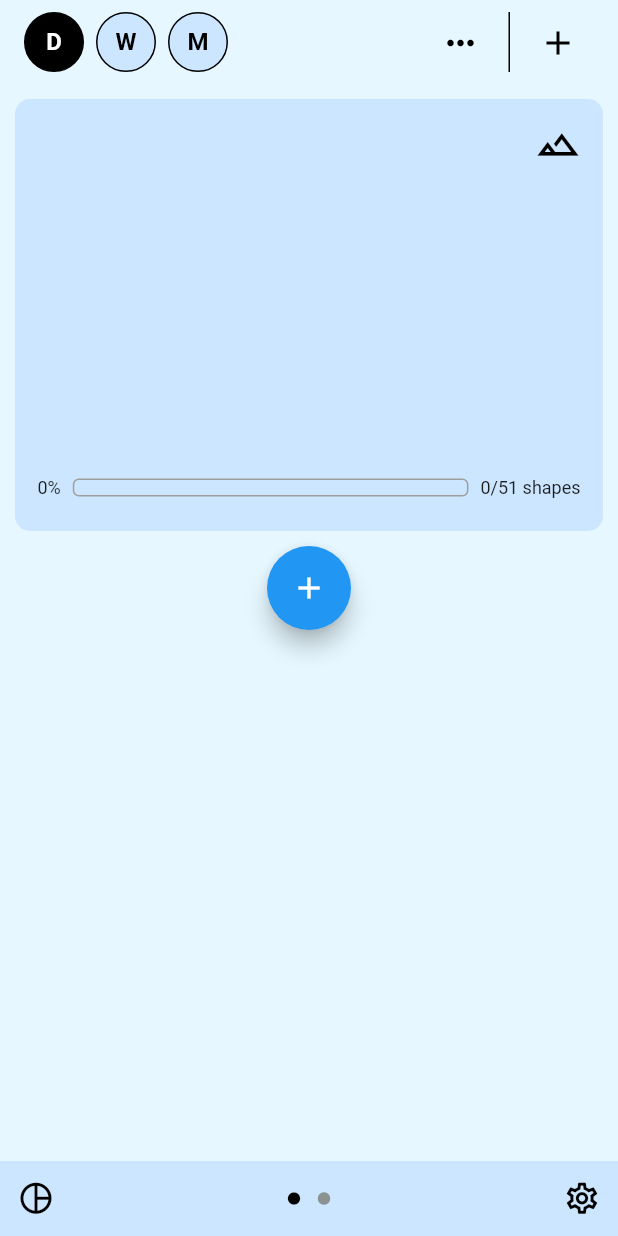
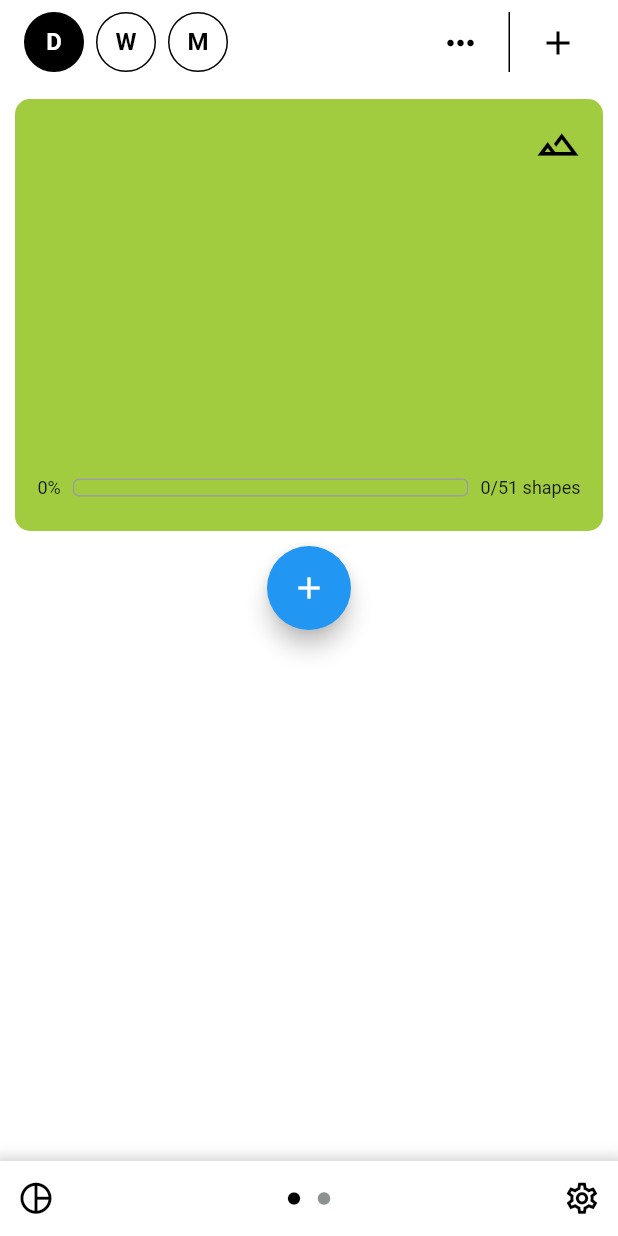
Before and after one commit to roshankern/TaskZoo, a Flutter app: the screen it shows after launch, on a phone screen of 412 x 824 dp. Run offline on Flutter 3.47's test engine with Material 2 defaults, Android fonts, the phone set to English and light mode, and no system bars; our stand-ins replace fl_chart, flutter_svg, font_awesome_flutter; missing offline and left inert: curved_progress_bar.

Commit message:
update colors

```diff
--- a/lib/main.dart
+++ b/lib/main.dart
@@ -14,14 +14,6 @@ const maxCharLimit = 20;
 const selectedColor = Colors.black;
 const lineColor = const Color(0xff8c9292);
 
-// arctic biome colors
-const backgroundColor = const Color(0xffE6F7FF);
-const unselectedColor = const Color(0xffCCE6FF);
-
-// mountain biome colors
-// const backgroundColor = const Color(0xff92ad40);
-// const unselectedColor = const Color(0xffaac94b);
-
 void main() {
   runApp(const MyApp());
 }
@@ -36,11 +28,11 @@ class MyApp extends StatelessWidget {
       title: 'TaskZoo',
       theme: ThemeData(
         //primaryColor is for items when selected
-        primaryColor: backgroundColor,
+        primaryColor: Colors.white,
         //scaffoldBackgroundColor is for the background
-        scaffoldBackgroundColor: backgroundColor,
+        scaffoldBackgroundColor: Colors.white,
         //unslectedWidgetColor is for icons when unselected
-        unselectedWidgetColor: unselectedColor,
+        unselectedWidgetColor: Color.fromARGB(255, 201, 201, 201),
         //dividerColor is for the lines
         dividerColor: lineColor,
         //IndicatorColor is for Icons
--- a/lib/pages/home_page.dart
+++ b/lib/pages/home_page.dart
@@ -94,6 +94,7 @@ class _HomePageState extends State<HomePage> {
           AnimalBuilder(
             svgPath: "assets/low_poly_curled_fox.svg",
             biomeIcon: Icons.terrain_outlined,
+            backgroundColor: Color(0xffA1CC40),
             key: _animalBuilderKey,
           ),
           FloatingActionButton(
--- a/lib/widgets/home/Appbar.dart
+++ b/lib/widgets/home/Appbar.dart
@@ -249,7 +249,7 @@ class CircleButton extends StatelessWidget {
           ),
           color: isSelected
               ? Theme.of(context).dialogBackgroundColor
-              : Theme.of(context).unselectedWidgetColor,
+              : Theme.of(context).primaryColor,
         ),
         child: Center(
           child: Text(
--- a/lib/widgets/home/Navbar.dart
+++ b/lib/widgets/home/Navbar.dart
@@ -17,12 +17,20 @@ class CustomNavBar extends StatefulWidget {
 class _CustomNavBarState extends State<CustomNavBar> {
   @override
   Widget build(BuildContext context) {
-    return Container(
-      color: Theme.of(context).unselectedWidgetColor,
-      child: SafeArea(
+    return SafeArea(
       child: Container(
         height: 50,
-          color: Theme.of(context).unselectedWidgetColor,
+        decoration: BoxDecoration(
+          color: Theme.of(context).primaryColor,
+          boxShadow: [
+            BoxShadow(
+              color: Colors.grey.withOpacity(0.5),
+              spreadRadius: 5,
+              blurRadius: 7,
+              offset: Offset(0, 3), // changes position of shadow
+            ),
+          ],
+        ),
         child: Stack(
           alignment: Alignment.center,
           children: [
@@ -81,7 +89,6 @@ class _CustomNavBarState extends State<CustomNavBar> {
           ],
         ),
       ),
-      ),
     );
   }
 }
--- a/lib/widgets/home/animal_builder.dart
+++ b/lib/widgets/home/animal_builder.dart
@@ -4,11 +4,12 @@ import 'package:flutter_svg/flutter_svg.dart';
 
 class AnimalBuilder extends StatefulWidget {
   const AnimalBuilder(
-      {required this.svgPath, required this.biomeIcon, Key? key})
+      {required this.svgPath, required this.biomeIcon, required this.backgroundColor, Key? key})
       : super(key: key);
 
   final String svgPath;
   final IconData biomeIcon;
+  final Color backgroundColor;
 
   @override
   State<AnimalBuilder> createState() => AnimalBuilderState();
@@ -101,7 +102,7 @@ class AnimalBuilderState extends State<AnimalBuilder> {
             padding: const EdgeInsets.all(15.0),
             decoration: BoxDecoration(
               borderRadius: BorderRadius.circular(10.0),
-              color: Theme.of(context).unselectedWidgetColor,
+              color: widget.backgroundColor,
             ),
             child:
                 Column(mainAxisAlignment: MainAxisAlignment.center, children: [
```
Lines whose indentation alone changed are shown as unchanged.
